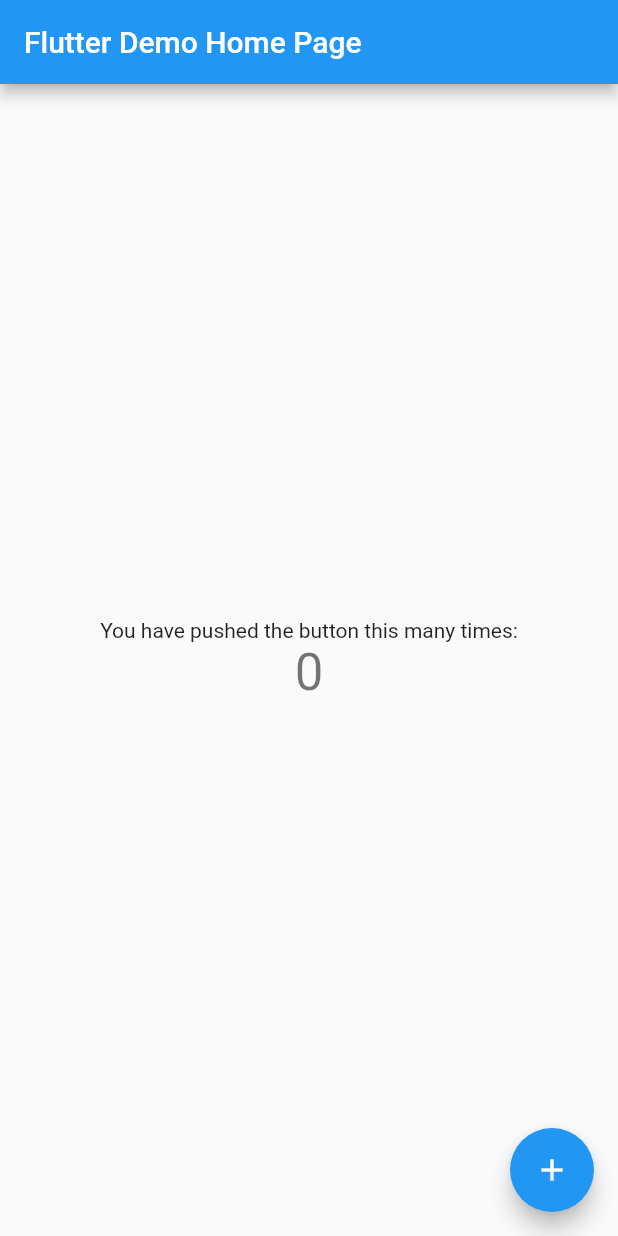
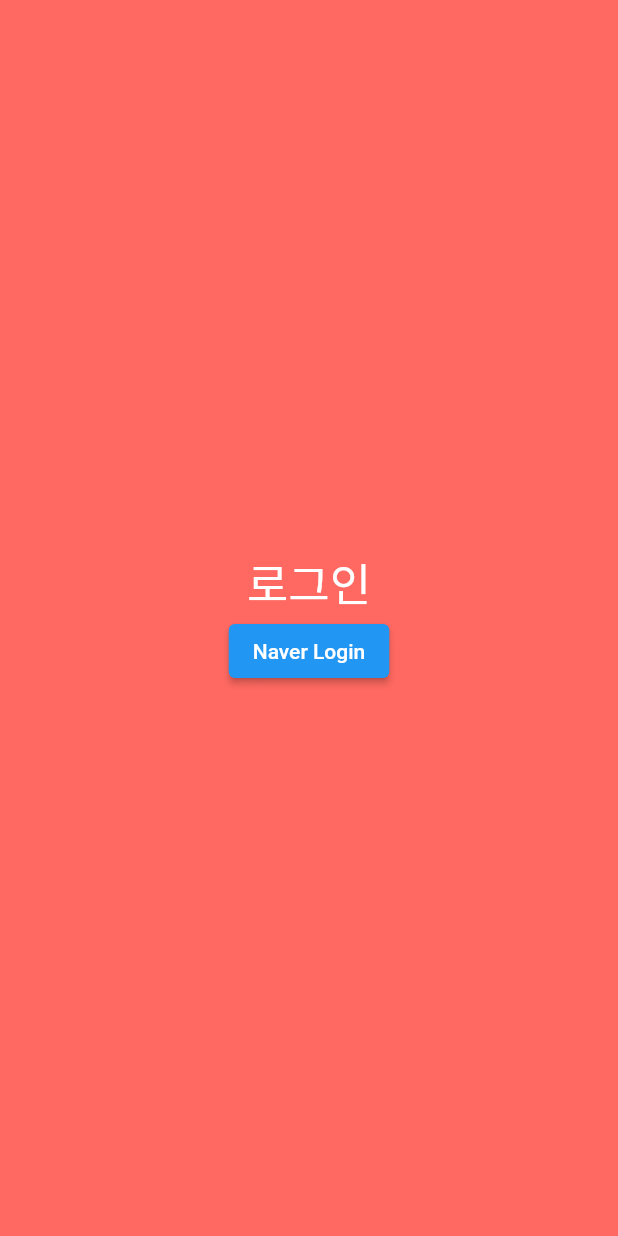
Before and after one commit to qoridhc/CatchMe, a Flutter app: the screen it shows after launch, on a phone screen of 412 x 824 dp. Run offline on Flutter 3.47's test engine with Material 2 defaults, Android fonts, the phone set to English and light mode, and no system bars; missing offline and left inert: flutter_naver_login.

Commit message:
네이버 로그인 - 버튼 누르면 네이버 실행까지

```diff
--- /dev/null
+++ b/lib/login_platform.dart
@@ -0,0 +1,8 @@
+enum LoginPlatform {
+  facebook,
+  google,
+  kakao,
+  naver,
+  apple,
+  none, // logout
+}
--- a/lib/main.dart
+++ b/lib/main.dart
@@ -1,115 +1,10 @@
+import 'package:captone4/screen/login_screen.dart';
 import 'package:flutter/material.dart';
 
 void main() {
-  runApp(const MyApp());
+  runApp(
+    MaterialApp(
+      home: LoginScreen(),
+    ),
+  );
 }
-
-class MyApp extends StatelessWidget {
-  const MyApp({super.key});
-
-  // This widget is the root of your application.
-  @override
-  Widget build(BuildContext context) {
-    return MaterialApp(
-      title: 'Flutter Demo',
-      theme: ThemeData(
-        // This is the theme of your application.
-        //
-        // Try running your application with "flutter run". You'll see the
-        // application has a blue toolbar. Then, without quitting the app, try
-        // changing the primarySwatch below to Colors.green and then invoke
-        // "hot reload" (press "r" in the console where you ran "flutter run",
-        // or simply save your changes to "hot reload" in a Flutter IDE).
-        // Notice that the counter didn't reset back to zero; the application
-        // is not restarted.
-        primarySwatch: Colors.blue,
-      ),
-      home: const MyHomePage(title: 'Flutter Demo Home Page'),
-    );
-  }
-}
-
-class MyHomePage extends StatefulWidget {
-  const MyHomePage({super.key, required this.title});
-
-  // This widget is the home page of your application. It is stateful, meaning
-  // that it has a State object (defined below) that contains fields that affect
-  // how it looks.
-
-  // This class is the configuration for the state. It holds the values (in this
-  // case the title) provided by the parent (in this case the App widget) and
-  // used by the build method of the State. Fields in a Widget subclass are
-  // always marked "final".
-
-  final String title;
-
-  @override
-  State<MyHomePage> createState() => _MyHomePageState();
-}
-
-class _MyHomePageState extends State<MyHomePage> {
-  int _counter = 0;
-
-  void _incrementCounter() {
-    setState(() {
-      // This call to setState tells the Flutter framework that something has
-      // changed in this State, which causes it to rerun the build method below
-      // so that the display can reflect the updated values. If we changed
-      // _counter without calling setState(), then the build method would not be
-      // called again, and so nothing would appear to happen.
-      _counter++;
-    });
-  }
-
-  @override
-  Widget build(BuildContext context) {
-    // This method is rerun every time setState is called, for instance as done
-    // by the _incrementCounter method above.
-    //
-    // The Flutter framework has been optimized to make rerunning build methods
-    // fast, so that you can just rebuild anything that needs updating rather
-    // than having to individually change instances of widgets.
-    return Scaffold(
-      appBar: AppBar(
-        // Here we take the value from the MyHomePage object that was created by
-        // the App.build method, and use it to set our appbar title.
-        title: Text(widget.title),
-      ),
-      body: Center(
-        // Center is a layout widget. It takes a single child and positions it
-        // in the middle of the parent.
-        child: Column(
-          // Column is also a layout widget. It takes a list of children and
-          // arranges them vertically. By default, it sizes itself to fit its
-          // children horizontally, and tries to be as tall as its parent.
-          //
-          // Invoke "debug painting" (press "p" in the console, choose the
-          // "Toggle Debug Paint" action from the Flutter Inspector in Android
-          // Studio, or the "Toggle Debug Paint" command in Visual Studio Code)
-          // to see the wireframe for each widget.
-          //
-          // Column has various properties to control how it sizes itself and
-          // how it positions its children. Here we use mainAxisAlignment to
-          // center the children vertically; the main axis here is the vertical
-          // axis because Columns are vertical (the cross axis would be
-          // horizontal).
-          mainAxisAlignment: MainAxisAlignment.center,
-          children: <Widget>[
-            const Text(
-              'You have pushed the button this many times:',
-            ),
-            Text(
-              '$_counter',
-              style: Theme.of(context).textTheme.headline4,
-            ),
-          ],
-        ),
-      ),
-      floatingActionButton: FloatingActionButton(
-        onPressed: _incrementCounter,
-        tooltip: 'Increment',
-        child: const Icon(Icons.add),
-      ), // This trailing comma makes auto-formatting nicer for build methods.
-    );
-  }
-}
--- /dev/null
+++ b/lib/screen/login_screen.dart
@@ -0,0 +1,130 @@
+import 'package:flutter/cupertino.dart';
+import 'package:flutter/material.dart';
+import 'package:captone4/login_platform.dart';
+import 'package:flutter_naver_login/flutter_naver_login.dart';
+
+class LoginScreen extends StatefulWidget {
+  const LoginScreen({Key? key}) : super(key: key);
+
+  @override
+  State<LoginScreen> createState() => _LoginScreenState();
+}
+
+class _LoginScreenState extends State<LoginScreen> {
+  bool isLogin = false;
+  String? accesToken;
+  String? expiresAt;
+  String? tokenType;
+  String? name;
+  String? refreshToken;
+
+  LoginPlatform _loginPlatform = LoginPlatform.none;
+
+  void signInWithNaver() async {
+    try {
+      final NaverLoginResult result = await FlutterNaverLogin.logIn();
+
+      NaverAccessToken res = await FlutterNaverLogin.currentAccessToken;
+
+      if (result.status == NaverLoginStatus.loggedIn) {
+        print('accessToken = ${result.accessToken}');
+        print('gender = ${result.account.gender}');
+        print('birthyear = ${result.account.birthyear}');
+        print('phone = ${result.account.mobile}');
+
+        setState(() {
+          _loginPlatform = LoginPlatform.naver;
+        });
+      }
+    } catch (error) {
+      print(error.toString());
+    }
+  }
+
+  void signOut() async {
+    switch (_loginPlatform) {
+      case LoginPlatform.facebook:
+        break;
+      case LoginPlatform.google:
+        break;
+      case LoginPlatform.kakao:
+        break;
+      case LoginPlatform.naver:
+        await FlutterNaverLogin.logOut();
+        break;
+      case LoginPlatform.apple:
+        break;
+      case LoginPlatform.none:
+        break;
+    }
+
+    setState(() {
+      _loginPlatform = LoginPlatform.none;
+    });
+  }
+
+  @override
+  Widget build(BuildContext context) {
+    return Scaffold(
+      backgroundColor: Color(0xffFF6961),
+      body: SafeArea(
+        child: Container(
+          width: MediaQuery.of(context).size.width,
+          child: Column(
+            mainAxisAlignment: MainAxisAlignment.center,
+            children: [
+              Text(
+                '로그인',
+                style: TextStyle(color: Colors.white, fontSize: 30.0),
+              ),
+              ElevatedButton(
+                onPressed: buttonLoginPressed,
+                child: Text("Naver Login"),
+              ),
+            ],
+          ),
+        ),
+      ),
+    );
+  }
+
+  Future<void> buttonLoginPressed() async {
+    try {
+      final NaverLoginResult res = await FlutterNaverLogin.logIn();
+      setState(() {
+        name = res.account.nickname;
+        isLogin = true;
+      });
+    } catch (error) {
+      print(error.toString());
+    }
+  }
+
+  Widget _loginButton(String path, VoidCallback onTap) {
+    return ElevatedButton(
+      onPressed: signInWithNaver,
+      style: ButtonStyle(
+        backgroundColor: MaterialStateProperty.all(
+          const Color(0xff0165E1),
+        ),
+      ),
+      child: const Text('네이버 로그인'),
+    );
+  }
+
+  Widget _logoutButton() {
+    if (_loginPlatform == LoginPlatform.none) {
+      return const SizedBox.shrink();
+    } else {
+      return ElevatedButton(
+        onPressed: signOut,
+        style: ButtonStyle(
+          backgroundColor: MaterialStateProperty.all(
+            const Color(0xff0165E1),
+          ),
+        ),
+        child: const Text('로그아웃'),
+      );
+    }
+  }
+}
--- a/pubspec.yaml
+++ b/pubspec.yaml
@@ -32,6 +32,7 @@ dependencies:
   flutter:
     sdk: flutter
 
+  flutter_naver_login: ^1.8.0
 
   # The following adds the Cupertino Icons font to your application.
   # Use with the CupertinoIcons class for iOS style icons.
@@ -53,7 +54,8 @@ dev_dependencies:
 
 # The following section is specific to Flutter packages.
 flutter:
-
+  assets:
+    - asset/img/
   # The following line ensures that the Material Icons font is
   # included with your application, so that you can use the icons in
   # the material Icons class.
```
Also changed, not shown: pubspec.lock, 7 other files.
